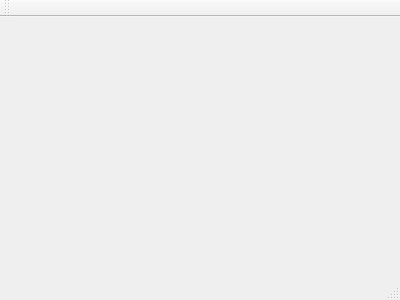
mariiasmir/aircraftAccounting, file mainwindow.ui: the form before one commit.
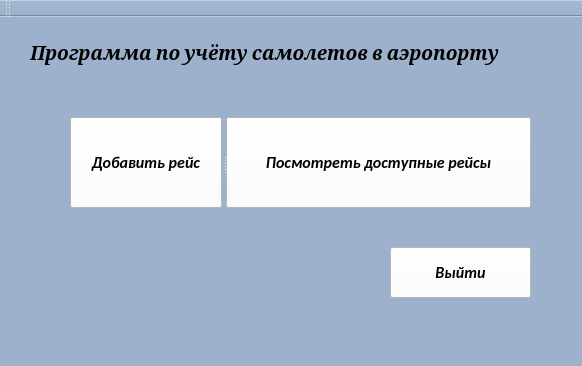
The form after the commit.

What changed in the file:
```diff
--- a/mainwindow.ui
+++ b/mainwindow.ui
@@ -1,24 +1,165 @@
 <ui version="4.0">
  <class>MainWindow</class>
- <widget class="QMainWindow" name="MainWindow" >
-  <property name="geometry" >
+ <widget class="QMainWindow" name="MainWindow">
+  <property name="geometry">
    <rect>
     <x>0</x>
     <y>0</y>
-    <width>400</width>
-    <height>300</height>
+    <width>582</width>
+    <height>366</height>
    </rect>
   </property>
   <property name="windowTitle" >
    <string>MainWindow</string>
   </property>
-  <widget class="QMenuBar" name="menuBar" />
-  <widget class="QToolBar" name="mainToolBar" />
-  <widget class="QWidget" name="centralWidget" />
-  <widget class="QStatusBar" name="statusBar" />
+  <property name="styleSheet">
+   <string notr="true">background: #9db1cc;
+</string>
+  </property>
+  <widget class="QWidget" name="centralWidget">
+   <widget class="QLabel" name="labelHeading">
+    <property name="geometry">
+     <rect>
+      <x>30</x>
+      <y>10</y>
+      <width>521</width>
+      <height>51</height>
+     </rect>
+    </property>
+    <property name="font">
+     <font>
+      <family>Cambria</family>
+      <pointsize>14</pointsize>
+      <weight>75</weight>
+      <italic>true</italic>
+      <bold>true</bold>
+     </font>
+    </property>
+    <property name="text">
+     <string>Программа по учёту самолетов в аэропорту</string>
+    </property>
+   </widget>
+   <widget class="QPushButton" name="btnExit">
+    <property name="geometry">
+     <rect>
+      <x>390</x>
+      <y>230</y>
+      <width>141</width>
+      <height>51</height>
+     </rect>
+    </property>
+    <property name="font">
+     <font>
+      <family>Calibri</family>
+      <pointsize>12</pointsize>
+      <weight>75</weight>
+      <italic>true</italic>
+      <bold>true</bold>
+     </font>
+    </property>
+    <property name="styleSheet">
+     <string notr="true">background: white;
+</string>
+    </property>
+    <property name="text">
+     <string>Выйти</string>
+    </property>
+   </widget>
+   <widget class="QSplitter" name="splitter">
+    <property name="geometry">
+     <rect>
+      <x>70</x>
+      <y>100</y>
+      <width>461</width>
+      <height>91</height>
+     </rect>
+    </property>
+    <property name="orientation">
+     <enum>Qt::Horizontal</enum>
+    </property>
+    <widget class="QPushButton" name="btnAddFlignt">
+     <property name="font">
+      <font>
+       <family>Calibri</family>
+       <pointsize>12</pointsize>
+       <weight>75</weight>
+       <italic>true</italic>
+       <bold>true</bold>
+      </font>
+     </property>
+     <property name="contextMenuPolicy">
+      <enum>Qt::DefaultContextMenu</enum>
+     </property>
+     <property name="styleSheet">
+      <string notr="true">background: white;
+</string>
+     </property>
+     <property name="text">
+      <string>Добавить рейс</string>
+     </property>
+     <property name="checkable">
+      <bool>false</bool>
+     </property>
+     <property name="autoRepeat">
+      <bool>false</bool>
+     </property>
+     <property name="autoExclusive">
+      <bool>false</bool>
+     </property>
+    </widget>
+    <widget class="QPushButton" name="btnAvailableFlights">
+     <property name="font">
+      <font>
+       <family>Calibri</family>
+       <pointsize>12</pointsize>
+       <weight>75</weight>
+       <italic>true</italic>
+       <bold>true</bold>
+      </font>
+     </property>
+     <property name="contextMenuPolicy">
+      <enum>Qt::DefaultContextMenu</enum>
+     </property>
+     <property name="styleSheet">
+      <string notr="true">background: white;
+</string>
+     </property>
+     <property name="text">
+      <string>Посмотреть доступные рейсы</string>
+     </property>
+     <property name="checkable">
+      <bool>false</bool>
+     </property>
+     <property name="autoRepeat">
+      <bool>false</bool>
+     </property>
+     <property name="autoExclusive">
+      <bool>false</bool>
+     </property>
+    </widget>
+   </widget>
+  </widget>
+  <widget class="QMenuBar" name="menuBar">
+   <property name="geometry">
+    <rect>
+     <x>0</x>
+     <y>0</y>
+     <width>582</width>
+     <height>26</height>
+    </rect>
+   </property>
+  </widget>
+  <widget class="QToolBar" name="mainToolBar">
+   <attribute name="toolBarArea">
+    <enum>TopToolBarArea</enum>
+   </attribute>
+   <attribute name="toolBarBreak">
+    <bool>false</bool>
+   </attribute>
+  </widget>
+  <widget class="QStatusBar" name="statusBar"/>
  </widget>
- <layoutDefault spacing="6" margin="11" />
- <pixmapfunction></pixmapfunction>
+ <layoutdefault spacing="6" margin="11"/>
  <resources/>
  <connections/>
 </ui>
```
Left out of the diff: 3 changed lines with no effect on the pictures.
